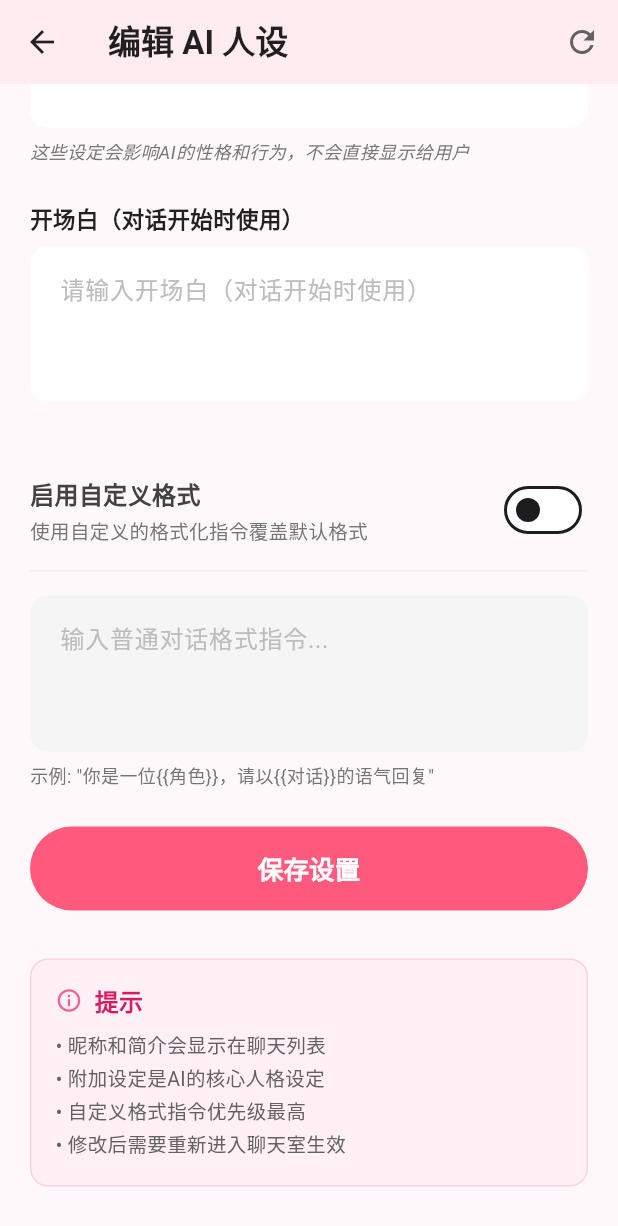
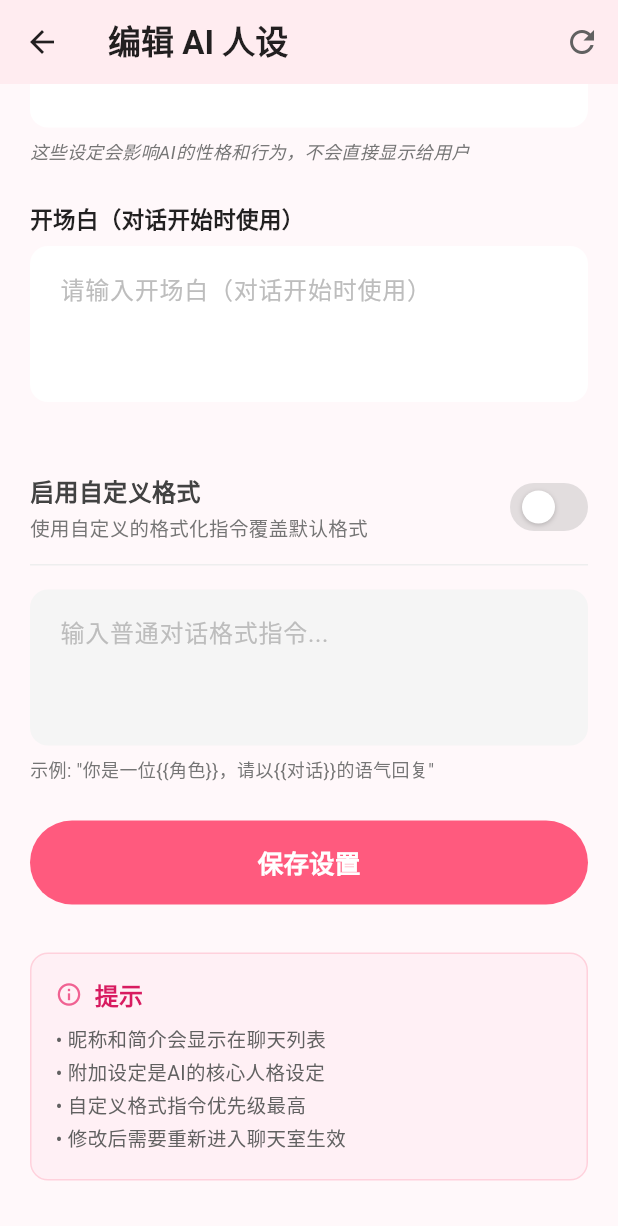
Before and after one commit to qe1712154349-boop/wolfram-chatroom, a Flutter app: the ChatCharacterEditPage screen opened by its route, scrolled down 576 dp, on a phone screen of 412 x 824 dp. Shown: the top 1226 px of the screen. Run offline on Flutter 3.47's test engine with Material 3 defaults, Android fonts, the phone set to English and light mode, and no system bars; our stand-ins replace image_picker, shared_preferences; accounts and stored records are empty; Roboto replaces fonts that are missing (System).

Commit message:
球可以了，但是弹簧不行

```diff
--- a/lib/pages/chat/chat_character_edit_page.dart
+++ b/lib/pages/chat/chat_character_edit_page.dart
@@ -11,7 +11,8 @@ class ChatCharacterEditPage extends StatefulWidget {
   State<ChatCharacterEditPage> createState() => _ChatCharacterEditPageState();
 }
 
-class _ChatCharacterEditPageState extends State<ChatCharacterEditPage> {
+class _ChatCharacterEditPageState extends State<ChatCharacterEditPage>
+    with TickerProviderStateMixin {
   final StorageService _storage = StorageService();
   final ImagePicker _picker = ImagePicker();
 
@@ -22,19 +23,33 @@ class _ChatCharacterEditPageState extends State<ChatCharacterEditPage> {
   // 基础字段
   final TextEditingController _nicknameController = TextEditingController();
   final TextEditingController _introController = TextEditingController();
-  final TextEditingController _privateSettingController = TextEditingController();
+  final TextEditingController _privateSettingController =
+      TextEditingController();
   final TextEditingController _openingController = TextEditingController();
 
   // 自定义格式开关
   bool _enableCustomFormat = false;
 
   // 🎯 关键修改：两个独立的控制器
-  final TextEditingController _plainPromptController = TextEditingController(); // 关闭时的普通提示词
-  final TextEditingController _xmlFormatController = TextEditingController();   // 开启时的XML格式指令
+  final TextEditingController _plainPromptController =
+      TextEditingController(); // 关闭时的普通提示词
+  final TextEditingController _xmlFormatController =
+      TextEditingController(); // 开启时的XML格式指令
+
+// 🎯 新增：弹力球动画控制器（改为late final确保不为空）
+late final AnimationController _switchAnimationController;
 
 @override
 void initState() {
   super.initState();
+
+  // 🎯 必须先初始化动画控制器
+  _switchAnimationController = AnimationController(
+    duration: const Duration(milliseconds: 400),
+    vsync: this,
+  );
+
+  // 然后加载数据
   _loadCharacterData();
 }
 
@@ -56,8 +71,8 @@ class _ChatCharacterEditPageState extends State<ChatCharacterEditPage> {
         _enableCustomFormat = data['enable_custom_format'] == 'true';
 
         // 🎯 关键修改：分别加载两个字段
-        _plainPromptController.text = data['plain_prompt'] ?? '';      // 普通提示词
-        _xmlFormatController.text = data['custom_format'] ?? '';       // XML格式指令
+        _plainPromptController.text = data['plain_prompt'] ?? ''; // 普通提示词
+        _xmlFormatController.text = data['custom_format'] ?? ''; // XML格式指令
 
         _isLoading = false;
       });
@@ -124,8 +139,8 @@ class _ChatCharacterEditPageState extends State<ChatCharacterEditPage> {
         'enable_custom_format': _enableCustomFormat.toString(),
 
         // 保存两个不同的内容
-        'plain_prompt': _plainPromptController.text.trim(),      // 普通提示词
-        'custom_format': _xmlFormatController.text.trim(),       // XML格式指令
+        'plain_prompt': _plainPromptController.text.trim(), // 普通提示词
+        'custom_format': _xmlFormatController.text.trim(), // XML格式指令
       };
 
       await _storage.saveCharacterData(characterData);
@@ -164,7 +179,9 @@ Widget _buildAvatarSection() {
               children: [
                 CircleAvatar(
                   radius: 60,
-                  backgroundColor: isDark ? Colors.grey[800] : const Color(0xFFFFD1DC), // 动态背景
+                  backgroundColor: isDark
+                      ? Colors.grey[800]
+                      : const Color(0xFFFFD1DC), // 动态背景
                   backgroundImage: _avatarPath != null
                       ? FileImage(File(_avatarPath!))
                       : null,
@@ -248,7 +265,6 @@ Widget _buildAvatarSection() {
             fillColor: isDark
                 ? (enabled ? Colors.grey[800] : Colors.grey[900])
                 : (enabled ? Colors.white : Colors.grey[100]),
-
             border: OutlineInputBorder(
               borderRadius: BorderRadius.circular(12),
               borderSide: BorderSide.none,
@@ -261,7 +277,6 @@ Widget _buildAvatarSection() {
               borderRadius: BorderRadius.circular(12),
               borderSide: BorderSide.none,
             ),
-
             contentPadding: const EdgeInsets.all(16),
             hintText: hintText ?? '请输入${label.replaceAll('*', '').trim()}',
             hintStyle: TextStyle(
@@ -278,7 +293,7 @@ Widget _buildAvatarSection() {
     );
   }
 
-// 开关组件 - 使用版本A的UI设计，保持版本B的暗色模式支持
+  // 🎯 修改：弹力球开关组件
   Widget _buildCustomFormatSwitch() {
     final isDark = Theme.of(context).brightness == Brightness.dark;
 
@@ -299,7 +314,7 @@ Widget _buildCustomFormatSwitch() {
               crossAxisAlignment: CrossAxisAlignment.start,
               children: [
                 Text(
-                '启用自定义格式',  // 使用版本A的标题
+                  '启用自定义格式', // 使用版本A的标题
                   style: TextStyle(
                     fontWeight: FontWeight.bold,
                     fontSize: 16,
@@ -308,7 +323,7 @@ Widget _buildCustomFormatSwitch() {
                 ),
                 const SizedBox(height: 4),
                 Text(
-                '使用自定义的格式化指令覆盖默认格式',  // 版本A的描述文字
+                  '使用自定义的格式化指令覆盖默认格式', // 版本A的描述文字
                   style: TextStyle(
                     color: isDark ? Colors.grey[400] : Colors.grey[600],
                     fontSize: 13,
@@ -317,17 +332,97 @@ Widget _buildCustomFormatSwitch() {
               ],
             ),
           ),
-        Switch(
-          value: _enableCustomFormat,
-          onChanged: (value) {
+          // 🎯 替换：弹力球开关（保持原有Switch所有功能，只改动画）
+          _buildBouncySwitch(isDark: isDark),
+        ],
+      ),
+    );
+  }
+
+// 🎯 新增：弹力球开关（修复版）
+Widget _buildBouncySwitch({required bool isDark}) {
+  return GestureDetector(
+    onTapDown: (_) {
+      // 按下时开始挤压动画（带弹簧效果）
+      _switchAnimationController.animateTo(
+        1.0,
+        duration: const Duration(milliseconds: 300),
+        curve: Curves.elasticOut,
+      );
+    },
+    onTapUp: (_) {
+      // 松开时切换状态并回弹
       setState(() {
-              _enableCustomFormat = value;
+        _enableCustomFormat = !_enableCustomFormat;
       });
+      _switchAnimationController.reverse();
     },
-          activeColor: const Color(0xFFFF5A7E),
-          activeTrackColor: const Color(0xFFFF5A7E).withOpacity(0.5),
+    onTapCancel: () {
+      // 取消点击时也回弹
+      _switchAnimationController.reverse();
+    },
+    child: SizedBox(
+      width: 52, // Switch的标准宽度
+      height: 32, // Switch的标准高度
+      child: Stack(
+        children: [
+          // 轨道背景
+          AnimatedContainer(
+            duration: const Duration(milliseconds: 300),
+            curve: Curves.easeInOut,
+            decoration: BoxDecoration(
+              borderRadius: BorderRadius.circular(16),
+              color: _enableCustomFormat
+                  ? const Color(0xFFFF5A7E).withOpacity(0.5)
+                  : Colors.grey.withOpacity(0.3),
+            ),
+          ),
+
+          // 弹力球滑块
+          AnimatedBuilder(
+            animation: _switchAnimationController,
+            builder: (context, child) {
+              // 弹力球挤压效果
+              final squeeze = _switchAnimationController.value;
+              final scaleX = 1.0 + squeeze * 0.3; // 水平拉伸30%
+              final scaleY = 1.0 - squeeze * 0.4; // 垂直压缩40%
+
+              // 🎯 修复1：调整位置，右边球不贴边
+              // OFF时在左边(8px)，ON时在右边(22px)
+              final basePosition = _enableCustomFormat ? 22.0 : 8.0;
+
+              // 添加滑动动画的位移效果
+              final extraOffset = squeeze * (_enableCustomFormat ? -1.5 : 1.5);
+              final currentPosition = basePosition + extraOffset;
+
+              return Positioned(
+                left: currentPosition,
+                top: _enableCustomFormat ? 3.0 : 5.0, // 🎯 ON时上移一点，OFF时下移一点
+                child: Transform.scale(
+                  scaleX: scaleX,
+                  scaleY: scaleY,
+                  child: Container(
+                    // 🎯 修复2：OFF小球，ON大球
+                    width: _enableCustomFormat ? 26.0 : 22.0, // ON:26px, OFF:22px
+                    height: _enableCustomFormat ? 26.0 : 22.0,
+                    decoration: BoxDecoration(
+                      shape: BoxShape.circle,
+                      color: Colors.white,
+                      boxShadow: [
+                        BoxShadow(
+                          color: Colors.black.withOpacity(0.2),
+                          blurRadius: 2,
+                          offset: const Offset(0, 1),
                         ),
                       ],
+                    ),
+                  ),
+                ),
+              );
+            },
+          ),
+        ],
+      ),
     ),
   );
 }
@@ -342,11 +437,11 @@ Widget _buildCustomFormatSwitch() {
         // 使用版本A的输入框设计，但保持版本B的双控制器逻辑
         TextField(
           controller: _enableCustomFormat
-              ? _xmlFormatController  // 开启时使用XML控制器
+              ? _xmlFormatController // 开启时使用XML控制器
               : _plainPromptController, // 关闭时使用普通提示词控制器
           maxLines: 4,
           minLines: 3,
-          enabled: true,  // 始终保持启用，内容根据开关切换
+          enabled: true, // 始终保持启用，内容根据开关切换
           decoration: InputDecoration(
             filled: true,
             fillColor: isDark
@@ -366,7 +461,7 @@ Widget _buildCustomFormatSwitch() {
             ),
             contentPadding: const EdgeInsets.all(16),
             hintText: _enableCustomFormat
-                ? '输入自定义格式指令...'  // 版本A的提示文字
+                ? '输入自定义格式指令...' // 版本A的提示文字
                 : '输入普通对话格式指令...',
             hintStyle: TextStyle(
               color: isDark ? Colors.grey[500] : Colors.grey[400],
@@ -381,7 +476,7 @@ Widget _buildCustomFormatSwitch() {
         const SizedBox(height: 8),
         Text(
           _enableCustomFormat
-              ? '示例: "你是一位{{角色}}，请以{{风格}}的语气回复"'  // 版本A的示例文字
+              ? '示例: "你是一位{{角色}}，请以{{风格}}的语气回复"' // 版本A的示例文字
               : '示例: "你是一位{{角色}}，请以{{对话}}的语气回复"',
           style: TextStyle(
             color: isDark ? Colors.grey[400] : Colors.grey[600],
@@ -397,12 +492,15 @@ Widget _buildCustomFormatSwitch() {
     final bool isDark = Theme.of(context).brightness == Brightness.dark;
     if (_isLoading) {
       return Scaffold(
-    backgroundColor: isDark ? Colors.grey[900] : const Color(0xFFFFF8FA), // 动态背景
+        backgroundColor:
+            isDark ? Colors.grey[900] : const Color(0xFFFFF8FA), // 动态背景
         appBar: AppBar(
-      backgroundColor: isDark ? Colors.grey[900] : const Color(0xFFFFF8FA),
+          backgroundColor:
+              isDark ? Colors.grey[900] : const Color(0xFFFFF8FA),
           elevation: 0,
           leading: IconButton(
-        icon: Icon(Icons.arrow_back, color: isDark ? Colors.white : Colors.black87),
+            icon: Icon(Icons.arrow_back,
+                color: isDark ? Colors.white : Colors.black87),
             onPressed: () => Navigator.pop(context),
           ),
           title: Text(
@@ -425,7 +523,8 @@ Widget _buildCustomFormatSwitch() {
         backgroundColor: isDark ? Colors.grey[900] : const Color(0xFFFFF8FA),
         elevation: 0,
         leading: IconButton(
-      icon: Icon(Icons.arrow_back, color: isDark ? Colors.white : Colors.black87),
+          icon: Icon(Icons.arrow_back,
+              color: isDark ? Colors.white : Colors.black87),
           onPressed: () => Navigator.pop(context),
         ),
         title: Text(
@@ -498,9 +597,10 @@ Text(
               maxLines: 3,
               hintText: '请输入开场白（对话开始时使用）',
             ),
-            const SizedBox(height: 32), // 保持开场白底部到自定义格式中间的空白间距
+            const SizedBox(
+                height: 32), // 保持开场白底部到自定义格式中间的空白间距
 
-            // 自定义格式开关 - 使用版本A的UI设计
+            // 自定义格式开关 - 使用版本A的UI设计（已替换为弹力球）
             _buildCustomFormatSwitch(),
             const SizedBox(height: 16), // 使用版本A的间距
 
@@ -548,10 +648,14 @@ Text(
             Container(
               padding: const EdgeInsets.all(16),
               decoration: BoxDecoration(
-    color: isDark ? const Color(0xFF1A1A1A) : const Color(0xFFFFF0F5), // 动态背景
+                color: isDark
+                    ? const Color(0xFF1A1A1A)
+                    : const Color(0xFFFFF0F5), // 动态背景
                 borderRadius: BorderRadius.circular(12),
                 border: Border.all(
-      color: isDark ? Colors.grey.shade800 : const Color(0xFFFFD1DC), // 使用 .shade800
+                  color: isDark
+                      ? Colors.grey.shade800
+                      : const Color(0xFFFFD1DC), // 使用 .shade800
                   width: 1,
                 ),
               ),
@@ -562,7 +666,9 @@ Container(
                     children: [
                       Icon(
                         Icons.info_outline,
-            color: isDark ? Colors.pink[200] : Colors.pink[300], // 动态图标颜色
+                        color: isDark
+                            ? Colors.pink[200]
+                            : Colors.pink[300], // 动态图标颜色
                         size: 18,
                       ),
                       const SizedBox(width: 8),
@@ -570,7 +676,9 @@ Container(
                         '提示',
                         style: TextStyle(
                           fontWeight: FontWeight.bold,
-              color: isDark ? Colors.pink[200] : const Color(0xFFD81B60), // 动态文本颜色
+                          color: isDark
+                              ? Colors.pink[200]
+                              : const Color(0xFFD81B60), // 动态文本颜色
                         ),
                       ),
                     ],
@@ -603,8 +711,9 @@ Container(
   _introController.dispose();
   _privateSettingController.dispose();
   _openingController.dispose();
-    _plainPromptController.dispose();  // 🎯 新增
-    _xmlFormatController.dispose();    // 🎯 新增
+  _plainPromptController.dispose();
+  _xmlFormatController.dispose();
+_switchAnimationController.dispose(); // 🎯 去掉?号，因为现在不为空
   super.dispose();
 }
 }
```
Lines whose indentation alone changed are shown as unchanged.
